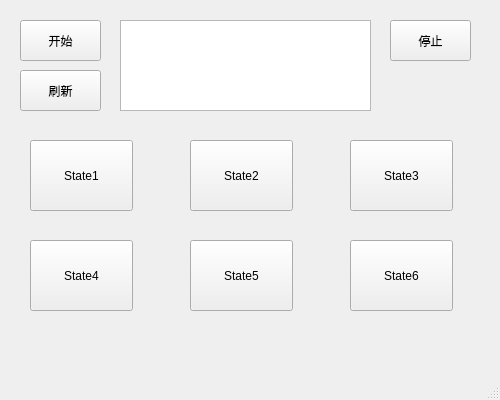
zZ23EcL/VLA4MacroAtomRobot, file window.ui: the form before one commit.
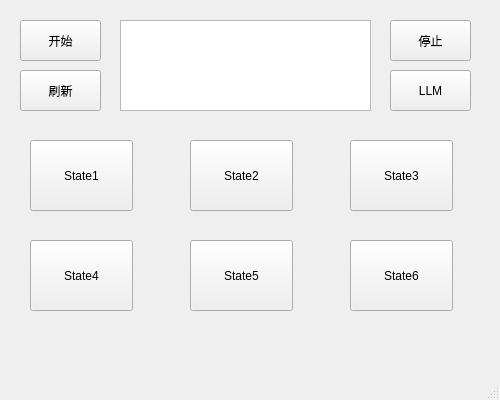
The form after the commit.

Patch:
```diff
--- a/window.ui
+++ b/window.ui
@@ -153,6 +153,19 @@
      <string>State6</string>
     </property>
    </widget>
+   <widget class="QPushButton" name="LLM_pushButton">
+    <property name="geometry">
+     <rect>
+      <x>390</x>
+      <y>70</y>
+      <width>81</width>
+      <height>41</height>
+     </rect>
+    </property>
+    <property name="text">
+     <string>LLM</string>
+    </property>
+   </widget>
   </widget>
   <widget class="QStatusBar" name="statusbar"/>
   <widget class="QMenuBar" name="menuBar">
```
Left out of the diff: 2 changed lines with no effect on the pictures.
